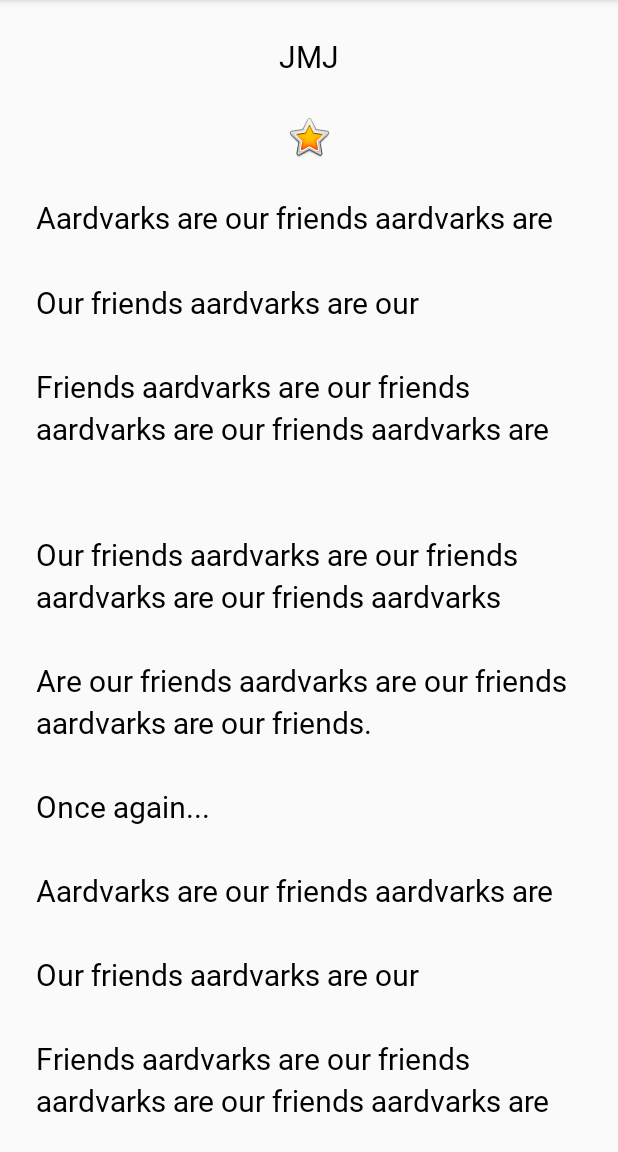
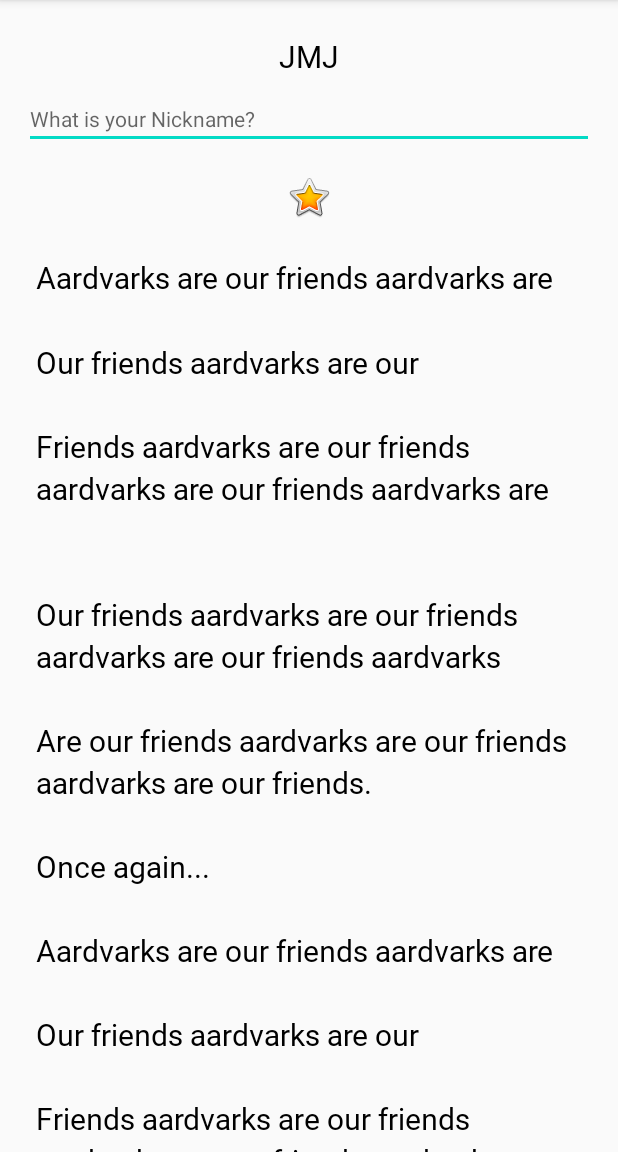
Before and after one commit to josephmjoy/learning, an Android app: the screen it shows after launch (MainActivity), on a phone screen of 412 x 824 dp, the part 84-1236 px from its top. Run offline under Robolectric (Android 15) with nearby library versions, the phone set to English and light mode, and no system bars.

Commit message:
Add a edit-box to input the user's nick name

```diff
--- a/Android/About/app/src/main/res/layout/activity_main.xml
+++ b/Android/About/app/src/main/res/layout/activity_main.xml
@@ -14,6 +14,15 @@
         android:layout_height="wrap_content"
         android:text="@string/name"
         android:textAlignment="center" />
+
+    <EditText
+        android:id="@+id/nickname_edit"
+        style="@style/AppTheme"
+        android:layout_width="match_parent"
+        android:layout_height="wrap_content"
+        android:ems="10"
+        android:hint="@string/nickname_hint"
+        android:inputType="textPersonName" />
 
     <ImageView
         android:id="@+id/star_image"
--- a/Android/About/app/src/main/res/values/strings.xml
+++ b/Android/About/app/src/main/res/values/strings.xml
@@ -13,4 +13,5 @@
     \n\nFriends aardvarks are our friends aardvarks are our friends aardvarks are
     \n\n\nOur friends aardvarks are our friends aardvarks are our friends aardvarks
     \n\nAre our friends aardvarks are our friends aardvarks are our friends.</string>
+    <string name="nickname_hint">What is your Nickname?</string>
 </resources>
```
